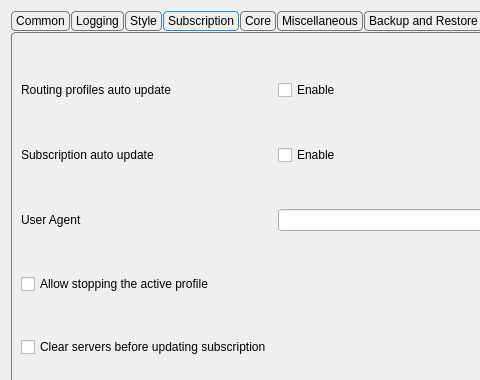
Old version of the form include/ui/setting/dialog_basic_settings.ui in the repository Alukkart/Throne; both pictures show x 0 to 480 and y 0 to 380 of the 925 by 634 pixel window.
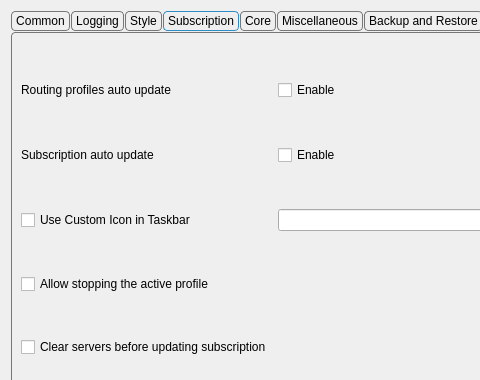
New version of the form. The open tabs and pages were chosen to show the change. Custom widgets are drawn as their Qt base class.

```diff
--- a/include/ui/setting/dialog_basic_settings.ui
+++ b/include/ui/setting/dialog_basic_settings.ui
@@ -872,9 +872,12 @@
         </widget>
        </item>
        <item row="2" column="0">
-        <widget class="QLabel" name="label_4">
+              <widget class="QCheckBox" name="custom_icon_in_dock">
+               <property name="toolTip">
+                <string>When enabled, the dock/taskbar icon follows the current connection status. When disabled, it always shows the Throne icon</string>
+               </property>
          <property name="text">
-          <string>User Agent</string>
+                <string>Use Custom Icon in Taskbar</string>
          </property>
         </widget>
        </item>
```
Left out of the diff: 5 changed lines with no effect on the pictures. Lines whose indentation alone changed are shown as unchanged.
